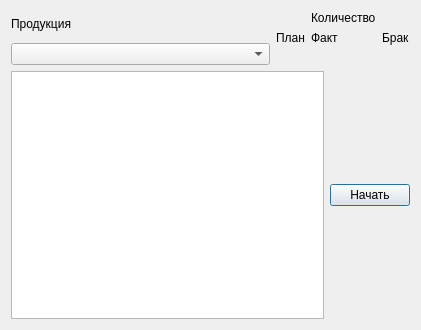
First picture: the form in dialog.ui, repository avovana/zebra_scanner_labeling, before the edit.
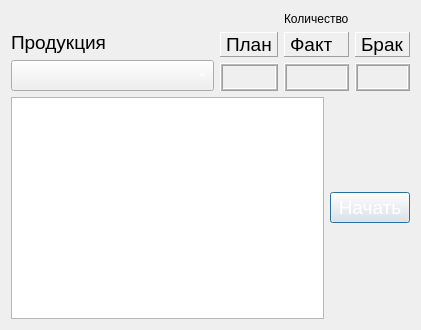
Second picture: the form after the edit.

Patch:
```diff
--- a/dialog.ui
+++ b/dialog.ui
@@ -16,10 +16,17 @@
   <layout class="QGridLayout" name="gridLayout">
    <item row="1" column="1" colspan="2">
     <layout class="QVBoxLayout" name="verticalLayout">
+     <item>
+      <widget class="QLabel" name="label_9">
+       <property name="text">
+        <string/>
+       </property>
+      </widget>
+     </item>
      <item>
       <widget class="QLabel" name="label_5">
        <property name="sizePolicy">
-        <sizepolicy hsizetype="Preferred" vsizetype="Fixed">
+        <sizepolicy hsizetype="Preferred" vsizetype="Minimum">
          <horstretch>0</horstretch>
          <verstretch>0</verstretch>
         </sizepolicy>
@@ -30,13 +37,35 @@
          <height>30</height>
         </size>
        </property>
+       <property name="font">
+        <font>
+         <pointsize>14</pointsize>
+        </font>
+       </property>
        <property name="text">
         <string>Продукция</string>
        </property>
       </widget>
      </item>
      <item>
-      <widget class="QComboBox" name="comboBox"/>
+      <widget class="QComboBox" name="comboBox">
+       <property name="sizePolicy">
+        <sizepolicy hsizetype="Preferred" vsizetype="Maximum">
+         <horstretch>0</horstretch>
+         <verstretch>0</verstretch>
+        </sizepolicy>
+       </property>
+       <property name="font">
+        <font>
+         <pointsize>14</pointsize>
+         <weight>50</weight>
+         <bold>false</bold>
+        </font>
+       </property>
+       <property name="styleSheet">
+        <string notr="true">color: rgb(255, 255, 255);</string>
+       </property>
+      </widget>
      </item>
     </layout>
    </item>
@@ -46,10 +75,23 @@
       <widget class="QLabel" name="label">
        <property name="font">
         <font>
+         <pointsize>14</pointsize>
          <weight>50</weight>
          <bold>false</bold>
         </font>
        </property>
+       <property name="frameShape">
+        <enum>QFrame::Panel</enum>
+       </property>
+       <property name="frameShadow">
+        <enum>QFrame::Raised</enum>
+       </property>
+       <property name="lineWidth">
+        <number>1</number>
+       </property>
+       <property name="midLineWidth">
+        <number>1</number>
+       </property>
        <property name="text">
         <string>План</string>
        </property>
@@ -57,6 +99,20 @@
      </item>
      <item row="1" column="2">
       <widget class="QLabel" name="label_2">
+       <property name="font">
+        <font>
+         <pointsize>14</pointsize>
+        </font>
+       </property>
+       <property name="frameShape">
+        <enum>QFrame::Panel</enum>
+       </property>
+       <property name="frameShadow">
+        <enum>QFrame::Raised</enum>
+       </property>
+       <property name="midLineWidth">
+        <number>1</number>
+       </property>
        <property name="text">
         <string>Брак</string>
        </property>
@@ -64,6 +120,26 @@
      </item>
      <item row="2" column="0">
       <widget class="QLabel" name="label_6">
+       <property name="font">
+        <font>
+         <pointsize>14</pointsize>
+         <weight>50</weight>
+         <bold>false</bold>
+         <strikeout>false</strikeout>
+        </font>
+       </property>
+       <property name="styleSheet">
+        <string notr="true">color: rgb(255, 255, 255);</string>
+       </property>
+       <property name="frameShape">
+        <enum>QFrame::Box</enum>
+       </property>
+       <property name="frameShadow">
+        <enum>QFrame::Raised</enum>
+       </property>
+       <property name="midLineWidth">
+        <number>1</number>
+       </property>
        <property name="text">
         <string/>
        </property>
@@ -71,6 +147,25 @@
      </item>
      <item row="2" column="1">
       <widget class="QLabel" name="label_7">
+       <property name="font">
+        <font>
+         <pointsize>14</pointsize>
+         <weight>50</weight>
+         <bold>false</bold>
+        </font>
+       </property>
+       <property name="styleSheet">
+        <string notr="true">color: rgb(255, 255, 255);</string>
+       </property>
+       <property name="frameShape">
+        <enum>QFrame::Box</enum>
+       </property>
+       <property name="frameShadow">
+        <enum>QFrame::Raised</enum>
+       </property>
+       <property name="midLineWidth">
+        <number>1</number>
+       </property>
        <property name="text">
         <string/>
        </property>
@@ -78,6 +173,25 @@
      </item>
      <item row="2" column="2">
       <widget class="QLabel" name="label_8">
+       <property name="font">
+        <font>
+         <pointsize>14</pointsize>
+         <weight>50</weight>
+         <bold>false</bold>
+        </font>
+       </property>
+       <property name="styleSheet">
+        <string notr="true">color: rgb(255, 255, 255);</string>
+       </property>
+       <property name="frameShape">
+        <enum>QFrame::Box</enum>
+       </property>
+       <property name="frameShadow">
+        <enum>QFrame::Raised</enum>
+       </property>
+       <property name="midLineWidth">
+        <number>1</number>
+       </property>
        <property name="text">
         <string/>
        </property>
@@ -85,6 +199,20 @@
      </item>
      <item row="1" column="1">
       <widget class="QLabel" name="label_3">
+       <property name="font">
+        <font>
+         <pointsize>14</pointsize>
+        </font>
+       </property>
+       <property name="frameShape">
+        <enum>QFrame::Panel</enum>
+       </property>
+       <property name="frameShadow">
+        <enum>QFrame::Raised</enum>
+       </property>
+       <property name="midLineWidth">
+        <number>1</number>
+       </property>
        <property name="text">
         <string>Факт</string>
        </property>
@@ -115,6 +243,16 @@
     <layout class="QGridLayout" name="gridLayout_3">
      <item row="0" column="1">
       <widget class="QPushButton" name="pushButton">
+       <property name="font">
+        <font>
+         <pointsize>14</pointsize>
+         <weight>50</weight>
+         <bold>false</bold>
+        </font>
+       </property>
+       <property name="styleSheet">
+        <string notr="true">color: rgb(255, 255, 255);</string>
+       </property>
        <property name="text">
         <string>Начать</string>
        </property>
```
